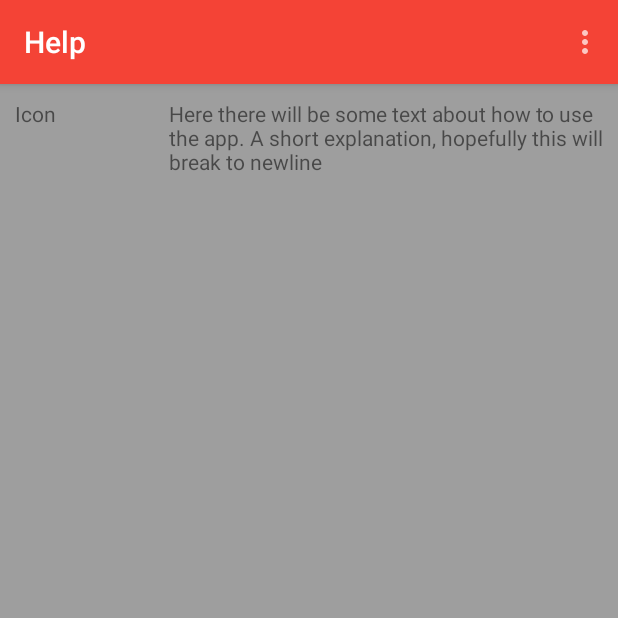
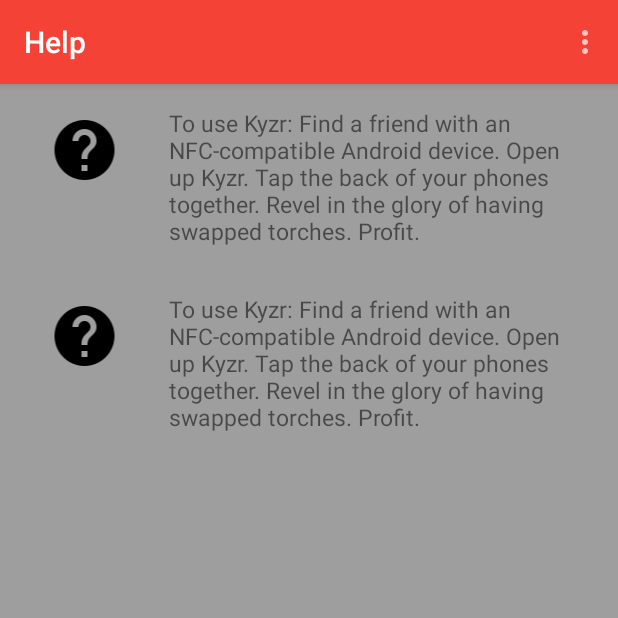
Before and after one commit to phuston/Kyzr, an Android app: the HelpActivity screen opened directly, with no data from a screen before it, on a phone screen of 412 x 824 dp, the top half of it. Run offline under Robolectric (Android 15) with nearby library versions, the phone set to English and light mode, and no system bars.

Commit message:
Fills out structure for help and about page, adds help icons

```diff
--- a/app/src/main/res/layout/activity_help.xml
+++ b/app/src/main/res/layout/activity_help.xml
@@ -5,7 +5,8 @@
     android:layout_height="match_parent"
     tools:context="com.phuston.android.kyzr.HelpActivity"
     android:background="@color/accent"
-    android:elevation="5dp">
+    android:elevation="5dp"
+    android:textAlignment="center">
 
     <include
         android:id="@+id/tool_bar"
@@ -18,23 +19,68 @@
         android:layout_height="wrap_content"
         android:orientation="horizontal" >
 
-        <TextView
-            android:id="@+id/textView1"
+        <ImageView
+            android:id="@+id/help_icon"
             android:layout_width="0dp"
             android:layout_weight="1"
             android:layout_height="wrap_content"
-            android:text="Icon"
             android:layout_gravity="left"
-            android:padding="10dp" />
+            android:paddingLeft="30dp"
+            android:paddingRight="20dp"
+            android:paddingTop="20dp"
+            android:paddingBottom="30dp"
+            android:src="@drawable/ic_help_black_48dp"
+            android:contentDescription="help_icon" />
 
         <TextView
-            android:id="@+id/textView2"
+            android:id="@+id/help_textview"
             android:layout_width="0dp"
             android:layout_weight="3"
             android:layout_height="wrap_content"
-            android:text="Here there will be some text about how to use the app. A short explanation, hopefully this will break to newline"
+            android:text="@string/help_text"
             android:layout_gravity="right"
-            android:padding="10dp" />
+            android:paddingTop="15dp"
+            android:textAlignment="center"
+            android:paddingBottom="15dp"
+            android:paddingLeft="10dp"
+            android:paddingRight="20dp"
+            android:textSize="15sp" />
+
+    </LinearLayout>
+
+    <LinearLayout
+        android:id="@+id/linearLayout2"
+        android:layout_width="fill_parent"
+        android:layout_height="wrap_content"
+        android:orientation="horizontal" >
+
+        <ImageView
+            android:id="@+id/about_icon"
+            android:layout_width="0dp"
+            android:layout_weight="1"
+            android:layout_height="wrap_content"
+            android:layout_gravity="left"
+            android:paddingLeft="30dp"
+            android:paddingRight="20dp"
+            android:paddingTop="20dp"
+            android:paddingBottom="30dp"
+            android:src="@drawable/ic_help_black_48dp"
+            android:contentDescription="help_icon" />
+
+        <TextView
+            android:id="@+id/about_textview"
+            android:layout_width="0dp"
+            android:layout_weight="3"
+            android:layout_height="wrap_content"
+            android:text="@string/help_text"
+            android:layout_gravity="right"
+            android:paddingTop="15dp"
+            android:textAlignment="center"
+            android:paddingBottom="15dp"
+            android:paddingLeft="10dp"
+            android:paddingRight="20dp"
+            android:textSize="15sp" />
+
 
     </LinearLayout>
 </LinearLayout>
--- a/app/src/main/res/values/strings.xml
+++ b/app/src/main/res/values/strings.xml
@@ -9,4 +9,5 @@
 
     <string name="torch_description">Torch Image</string>
     <string name="title_activity_help">Help</string>
+    <string name="help_text">To use Kyzr: Find a friend with an NFC-compatible Android device. Open up Kyzr. Tap the back of your phones together. Revel in the glory of having swapped torches. Profit.</string>
 </resources>
```
Also changed, not shown: app/src/main/res/drawable-hdpi/ic_help_black_48dp.png (added), app/src/main/res/drawable-mdpi/ic_help_black_48dp.png (added), app/src/main/res/drawable-xhdpi/ic_help_black_48dp.png (added), app/src/main/res/drawable-xxhdpi/ic_help_black_48dp.png (added), app/src/main/res/drawable-xxxhdpi/ic_help_black_48dp.png (added).
